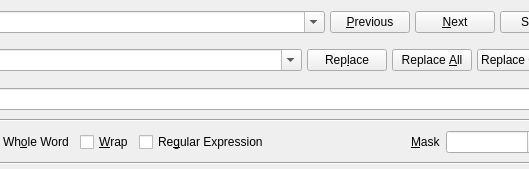
Old version of the form mks/ui/SearchWidget.ui in the repository andreikop/enki; both pictures show x 130 to 659 and y 0 to 169 of the 799 by 169 pixel window.
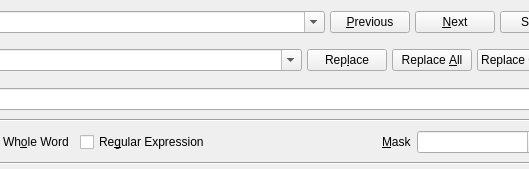
New version of the form. Icons and pictures are not drawn.

Commit message: Removed Wrap option from the GUI

```diff
--- a/mks/ui/SearchWidget.ui
+++ b/mks/ui/SearchWidget.ui
@@ -327,13 +327,6 @@
         </property>
        </widget>
       </item>
-      <item>
-       <widget class="QCheckBox" name="cbWrap">
-        <property name="text">
-         <string>&amp;Wrap</string>
-        </property>
-       </widget>
-      </item>
       <item>
        <widget class="QCheckBox" name="cbRegularExpression">
         <property name="text">
```
The commit also changes 1 other file.
